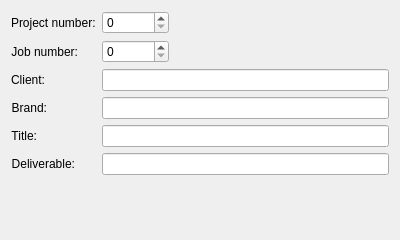
This is core/tools/icAdmin/settings_job_ui.ui in mjbonnington/icarus-gps as Qt 5 draws it before an edit. The edited form follows.
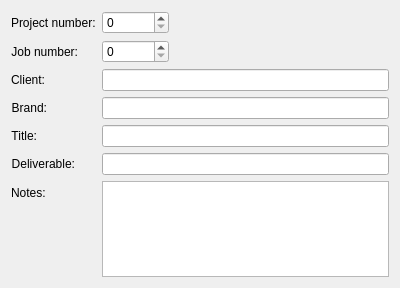
This is the edited form.

Commit message: Added notes field to job settings

```diff
--- a/core/tools/icAdmin/settings_job_ui.ui
+++ b/core/tools/icAdmin/settings_job_ui.ui
@@ -7,7 +7,7 @@
     <x>0</x>
     <y>0</y>
     <width>400</width>
-    <height>240</height>
+    <height>288</height>
    </rect>
   </property>
   <property name="windowTitle">
@@ -137,6 +137,20 @@
      </property>
     </widget>
    </item>
+   <item row="6" column="0">
+    <widget class="QLabel" name="notes_label">
+     <property name="text">
+      <string>Notes:</string>
+     </property>
+    </widget>
+   </item>
+   <item row="6" column="1">
+    <widget class="QPlainTextEdit" name="plainTextEdit">
+     <property name="xmlTag" stdset="0">
+      <string>notes</string>
+     </property>
+    </widget>
+   </item>
   </layout>
  </widget>
  <tabstops>
```
The commit also changes 2 other files.
